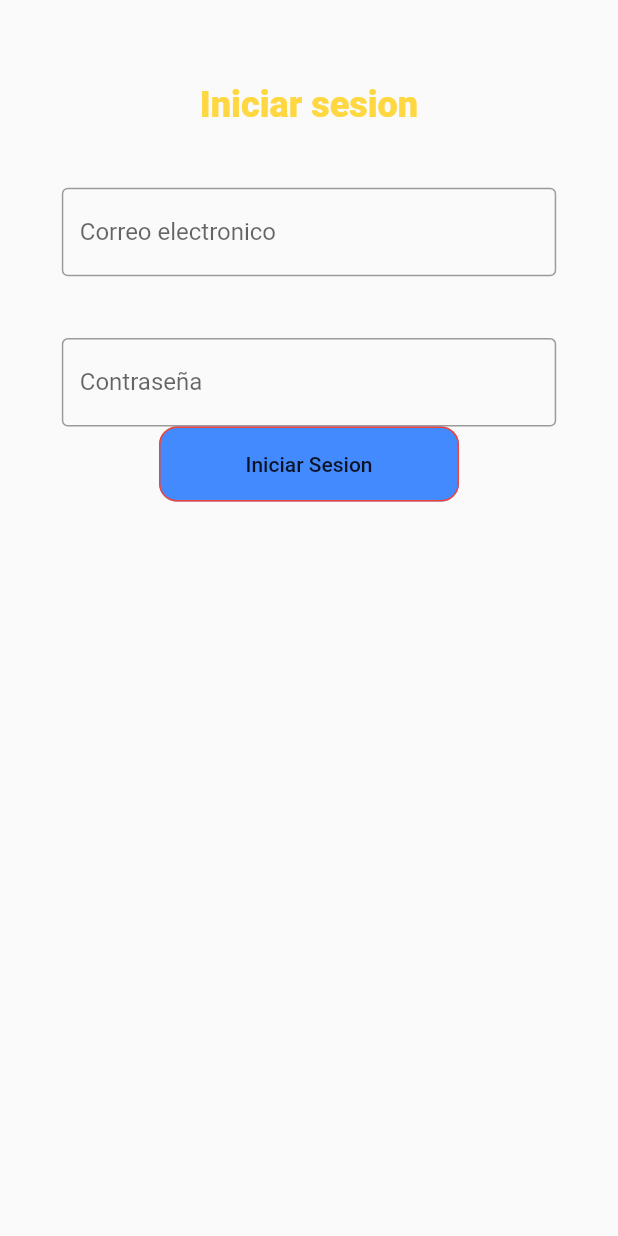
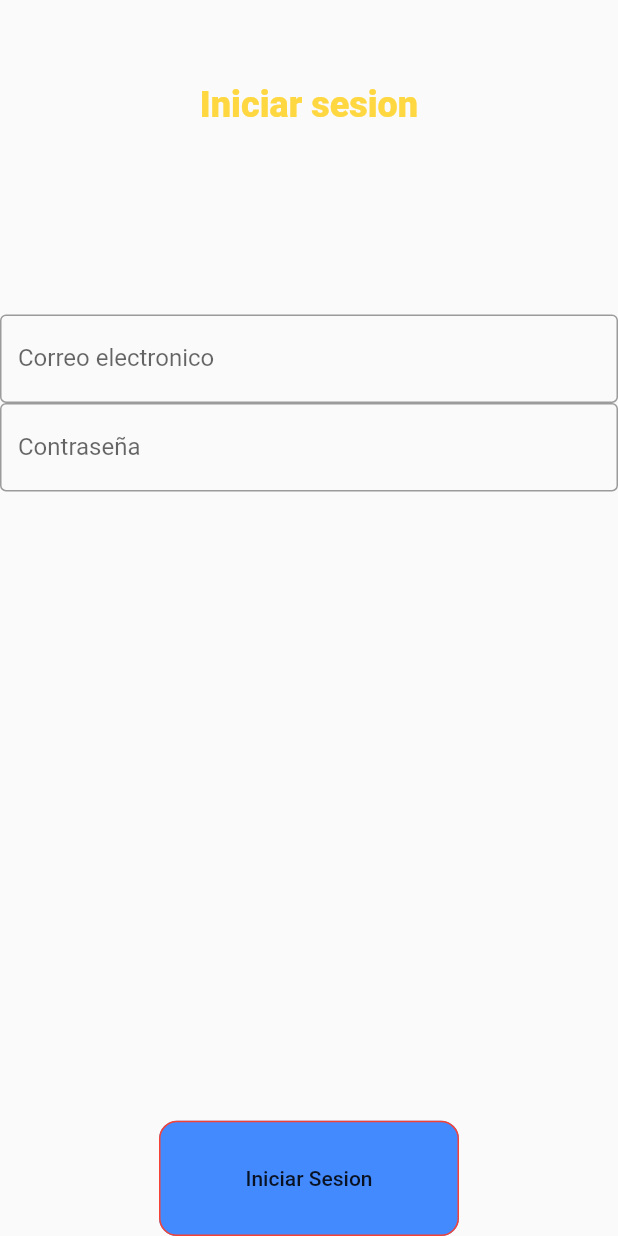
Before and after one commit to GeralPinzon/GestureApp, a Flutter app: the screen it shows after launch, on a phone screen of 412 x 824 dp. Run offline on Flutter 3.47's test engine with Material 2 defaults, Android fonts, the phone set to English and light mode, and no system bars.

Commit message:
Utilizar widget expanded

```diff
--- a/lib/pages/login.dart
+++ b/lib/pages/login.dart
@@ -11,8 +11,8 @@ class Login extends StatelessWidget {
       ),
       body: Column(
         children: [
-          Container(
-            width: MediaQuery.of(context).size.width * 1,
+          Expanded(
+            flex: 2,
             child: Text(
               'Iniciar sesion',
               textAlign: TextAlign.center,
@@ -23,12 +23,11 @@ class Login extends StatelessWidget {
               ),
             ),
           ),
-          SizedBox(
-            height: MediaQuery.of(context).size.height * 0.05,
-          ),
-          Container(
-            width: MediaQuery.of(context).size.width * 0.8,
-            child: TextFormField(
+          Expanded(
+            flex: 7,
+            child: Column(
+              children: [
+                TextFormField(
                   controller: emailController,
                   keyboardType: TextInputType.emailAddress,
                   decoration: InputDecoration(
@@ -39,13 +38,7 @@ class Login extends StatelessWidget {
                   ),
                   validator: validateEmail,
                 ),
-          ),
-          SizedBox(
-            height: MediaQuery.of(context).size.height * 0.05,
-          ),
-          Container(
-            width: MediaQuery.of(context).size.width * 0.8,
-            child: TextFormField(
+                TextFormField(
                   obscureText: true,
                   decoration: InputDecoration(
                     labelText: 'Contraseña',
@@ -55,8 +48,12 @@ class Login extends StatelessWidget {
                   ),
                   validator: validateEmail,
                 ),
+              ],
             ),
-          Container(
+          ),
+          Expanded(
+            flex: 1,
+            child: Container(
               width: 200,
               height: 50,
               child: RaisedButton(
@@ -71,6 +68,7 @@ class Login extends StatelessWidget {
                 onPressed: () {
                   print("Hola Raised Button");
                 },
+              ),
             ),
           ),
         ],
```
Lines whose indentation alone changed are shown as unchanged.
